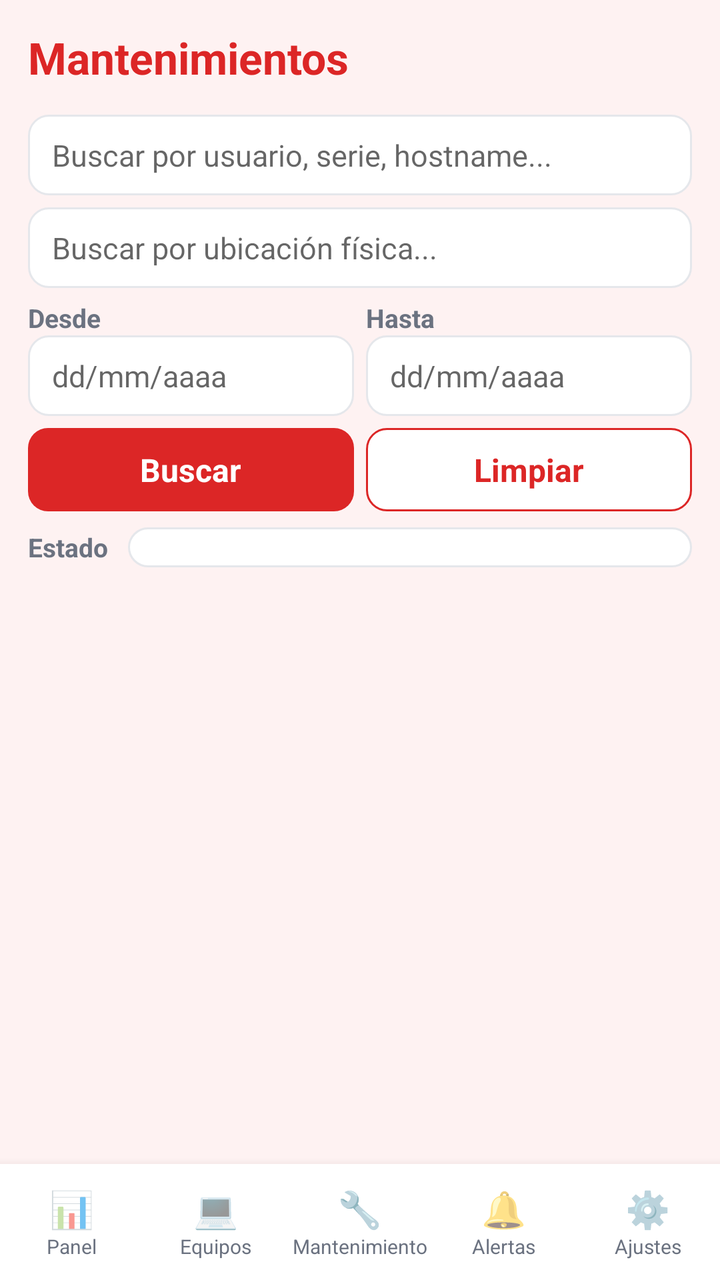
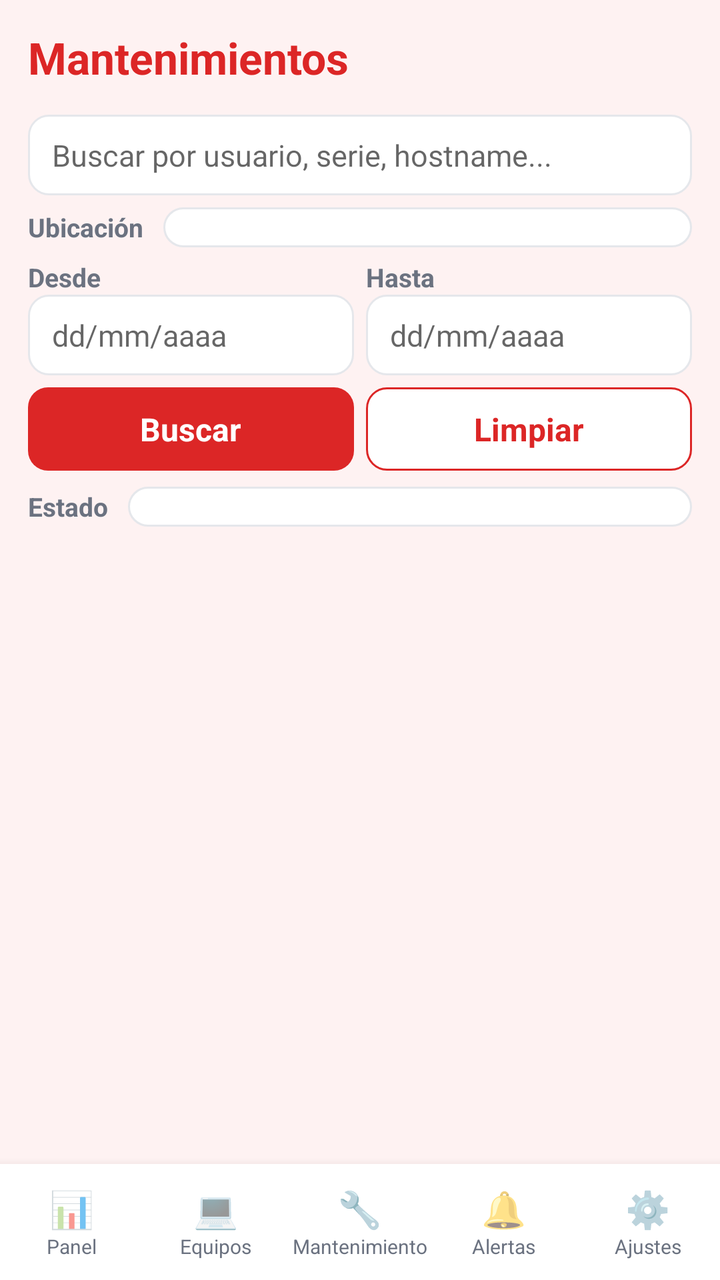

Compare the two renders of this Android layout. The source of the first and the diff that turns it into the second are given below.
<!-- AndroidManifest.xml: application theme AppTheme -->
<!-- res/layout/activity_mantenimientos.xml -->
<?xml version="1.0" encoding="utf-8"?>
<LinearLayout xmlns:android="http://schemas.android.com/apk/res/android"
    android:layout_width="match_parent"
    android:layout_height="match_parent"
    android:orientation="vertical"
    android:fitsSystemWindows="true"
    android:background="@color/bg">

    <LinearLayout
        android:layout_width="match_parent"
        android:layout_height="wrap_content"
        android:orientation="horizontal"
        android:gravity="center_vertical"
        android:padding="14dp">

        <TextView
            android:layout_width="0dp"
            android:layout_height="wrap_content"
            android:layout_weight="1"
            style="@style/Title"
            android:text="Mantenimientos" />
    </LinearLayout>

    <EditText
        android:id="@+id/searchMant"
        style="@style/Input"
        android:layout_marginLeft="14dp"
        android:layout_marginRight="14dp"
        android:layout_marginBottom="6dp"
        android:hint="Buscar por usuario, serie, hostname..."
        android:singleLine="true"
        android:imeOptions="actionSearch" />

    <EditText
        android:id="@+id/filterUbicacion"
        style="@style/Input"
        android:layout_marginLeft="14dp"
        android:layout_marginRight="14dp"
        android:layout_marginBottom="6dp"
        android:hint="Buscar por ubicación física..."
        android:singleLine="true"
        android:imeOptions="actionSearch" />

    <LinearLayout
        android:layout_width="match_parent"
        android:layout_height="wrap_content"
        android:orientation="horizontal"
        android:paddingLeft="14dp"
        android:paddingRight="14dp"
        android:paddingBottom="6dp">

        <LinearLayout
            android:layout_width="0dp"
            android:layout_height="wrap_content"
            android:layout_weight="1"
            android:layout_marginRight="6dp"
            android:orientation="vertical">

            <TextView
                android:layout_width="wrap_content"
                android:layout_height="wrap_content"
                style="@style/Label"
                android:text="Desde" />

            <EditText
                android:id="@+id/filterDesde"
                style="@style/Input"
                android:hint="dd/mm/aaaa" />
        </LinearLayout>

        <LinearLayout
            android:layout_width="0dp"
            android:layout_height="wrap_content"
            android:layout_weight="1"
            android:orientation="vertical">

            <TextView
                android:layout_width="wrap_content"
                android:layout_height="wrap_content"
                style="@style/Label"
                android:text="Hasta" />

            <EditText
                android:id="@+id/filterHasta"
                style="@style/Input"
                android:hint="dd/mm/aaaa" />
        </LinearLayout>
    </LinearLayout>

    <LinearLayout
        android:layout_width="match_parent"
        android:layout_height="wrap_content"
        android:orientation="horizontal"
        android:paddingLeft="14dp"
        android:paddingRight="14dp"
        android:paddingBottom="8dp">

        <Button
            android:id="@+id/btnBuscarMant"
            style="@style/BtnPrimary"
            android:layout_width="0dp"
            android:layout_height="wrap_content"
            android:layout_weight="1"
            android:layout_marginRight="6dp"
            android:text="Buscar" />

        <Button
            android:id="@+id/btnLimpiarMant"
            style="@style/BtnOutline"
            android:layout_width="0dp"
            android:layout_height="wrap_content"
            android:layout_weight="1"
            android:text="Limpiar" />
    </LinearLayout>

    <LinearLayout
        android:layout_width="match_parent"
        android:layout_height="wrap_content"
        android:orientation="horizontal"
        android:gravity="center_vertical"
        android:paddingLeft="14dp"
        android:paddingRight="14dp"
        android:paddingBottom="8dp">

        <TextView
            android:layout_width="wrap_content"
            android:layout_height="wrap_content"
            style="@style/Label"
            android:text="Estado" />

        <Spinner
            android:id="@+id/filterEstado"
            style="@style/Input"
            android:layout_width="0dp"
            android:layout_weight="1"
            android:layout_marginLeft="10dp" />
    </LinearLayout>

    <ListView
        android:id="@+id/listaMantenimientos"
        android:layout_width="match_parent"
        android:layout_height="0dp"
        android:layout_weight="1"
        android:divider="@null"
        android:dividerHeight="0dp" />

    <TextView
        android:id="@+id/emptyMantenimientos"
        android:layout_width="match_parent"
        android:layout_height="wrap_content"
        android:gravity="center"
        android:padding="30dp"
        android:text="No hay mantenimientos registrados."
        android:textColor="@color/text_secondary"
        android:textSize="14sp"
        android:visibility="gone" />

    <include layout="@layout/nav_bottom" />
</LinearLayout>
<!-- res/layout/nav_bottom.xml (included above) -->
<?xml version="1.0" encoding="utf-8"?>
<LinearLayout xmlns:android="http://schemas.android.com/apk/res/android"
    android:id="@+id/bottomNav"
    android:layout_width="match_parent"
    android:layout_height="wrap_content"
    android:orientation="horizontal"
    android:background="@color/card"
    android:elevation="8dp"
    android:paddingTop="6dp"
    android:paddingBottom="6dp">

    <LinearLayout
        android:id="@+id/navPanel"
        android:layout_width="0dp"
        android:layout_height="wrap_content"
        android:layout_weight="1"
        android:gravity="center"
        android:orientation="vertical"
        android:paddingTop="4dp"
        android:paddingBottom="4dp">

        <TextView
            android:layout_width="wrap_content"
            android:layout_height="wrap_content"
            android:text="📊"
            android:textSize="18sp" />

        <TextView
            android:layout_width="wrap_content"
            android:layout_height="wrap_content"
            android:text="Panel"
            android:textSize="10sp"
            android:textColor="@color/text_secondary" />
    </LinearLayout>

    <LinearLayout
        android:id="@+id/navEquipos"
        android:layout_width="0dp"
        android:layout_height="wrap_content"
        android:layout_weight="1"
        android:gravity="center"
        android:orientation="vertical"
        android:paddingTop="4dp"
        android:paddingBottom="4dp">

        <TextView
            android:layout_width="wrap_content"
            android:layout_height="wrap_content"
            android:text="💻"
            android:textSize="18sp" />

        <TextView
            android:layout_width="wrap_content"
            android:layout_height="wrap_content"
            android:text="Equipos"
            android:textSize="10sp"
            android:textColor="@color/text_secondary" />
    </LinearLayout>

    <LinearLayout
        android:id="@+id/navMantenimientos"
        android:layout_width="0dp"
        android:layout_height="wrap_content"
        android:layout_weight="1"
        android:gravity="center"
        android:orientation="vertical"
        android:paddingTop="4dp"
        android:paddingBottom="4dp">

        <TextView
            android:layout_width="wrap_content"
            android:layout_height="wrap_content"
            android:text="🔧"
            android:textSize="18sp" />

        <TextView
            android:layout_width="wrap_content"
            android:layout_height="wrap_content"
            android:text="Mantenimiento"
            android:textSize="10sp"
            android:textColor="@color/text_secondary" />
    </LinearLayout>

    <LinearLayout
        android:id="@+id/navAlertas"
        android:layout_width="0dp"
        android:layout_height="wrap_content"
        android:layout_weight="1"
        android:gravity="center"
        android:orientation="vertical"
        android:paddingTop="4dp"
        android:paddingBottom="4dp">

        <TextView
            android:layout_width="wrap_content"
            android:layout_height="wrap_content"
            android:text="🔔"
            android:textSize="18sp" />

        <TextView
            android:layout_width="wrap_content"
            android:layout_height="wrap_content"
            android:text="Alertas"
            android:textSize="10sp"
            android:textColor="@color/text_secondary" />
    </LinearLayout>

    <LinearLayout
        android:id="@+id/navConfig"
        android:layout_width="0dp"
        android:layout_height="wrap_content"
        android:layout_weight="1"
        android:gravity="center"
        android:orientation="vertical"
        android:paddingTop="4dp"
        android:paddingBottom="4dp">

        <TextView
            android:layout_width="wrap_content"
            android:layout_height="wrap_content"
            android:text="⚙️"
            android:textSize="18sp" />

        <TextView
            android:layout_width="wrap_content"
            android:layout_height="wrap_content"
            android:text="Ajustes"
            android:textSize="10sp"
            android:textColor="@color/text_secondary" />
    </LinearLayout>
</LinearLayout>
<!-- resources referenced by this layout -->
<resources>
  <color name="bg">#FEF2F2</color>
  <color name="card">#FFFFFF</color>
  <color name="text_secondary">#6B7280</color>
  <style name="BtnOutline" parent="android:Widget.Button">
          <item name="android:background">@drawable/bg_button_outline</item>
          <item name="android:textColor">@color/primary</item>
          <item name="android:textSize">16sp</item>
          <item name="android:textStyle">bold</item>
          <item name="android:textAllCaps">false</item>
          <item name="android:paddingLeft">18dp</item>
          <item name="android:paddingRight">18dp</item>
          <item name="android:paddingTop">10dp</item>
          <item name="android:paddingBottom">10dp</item>
      </style>
  <style name="BtnPrimary" parent="android:Widget.Button">
          <item name="android:background">@drawable/bg_button_primary</item>
          <item name="android:textColor">#FFFFFF</item>
          <item name="android:textSize">16sp</item>
          <item name="android:textStyle">bold</item>
          <item name="android:textAllCaps">false</item>
          <item name="android:paddingLeft">18dp</item>
          <item name="android:paddingRight">18dp</item>
          <item name="android:paddingTop">10dp</item>
          <item name="android:paddingBottom">10dp</item>
      </style>
  <style name="Input">
          <item name="android:background">@drawable/bg_input</item>
          <item name="android:paddingLeft">12dp</item>
          <item name="android:paddingRight">12dp</item>
          <item name="android:paddingTop">10dp</item>
          <item name="android:paddingBottom">10dp</item>
          <item name="android:textSize">15sp</item>
          <item name="android:textColor">@color/text_primary</item>
          <item name="android:layout_width">match_parent</item>
          <item name="android:layout_height">wrap_content</item>
      </style>
  <style name="Label">
          <item name="android:textSize">13sp</item>
          <item name="android:textStyle">bold</item>
          <item name="android:textColor">@color/text_secondary</item>
      </style>
  <style name="Title">
          <item name="android:textSize">22sp</item>
          <item name="android:textStyle">bold</item>
          <item name="android:textColor">@color/primary</item>
      </style>
  <style name="AppTheme" parent="android:Theme.Material.Light.NoActionBar">
          <item name="android:statusBarColor">@color/primary</item>
          <item name="android:navigationBarColor">@color/primary</item>
          <item name="android:windowBackground">@color/bg</item>
          <item name="android:colorAccent">@color/primary</item>
          <item name="android:forceDarkAllowed">false</item>
          <item name="android:windowOptOutEdgeToEdgeEnforcement">true</item>
          <item name="android:windowLayoutInDisplayCutoutMode">shortEdges</item>
      </style>
  <color name="primary">#DC2626</color>
  <!-- drawable bg_button_primary (drawable) -->
  <?xml version="1.0" encoding="utf-8"?>
  <selector xmlns:android="http://schemas.android.com/apk/res/android">
      <item android:state_pressed="true">
          <shape android:shape="rectangle">
              <solid android:color="@color/primary_dark" />
              <corners android:radius="10dp" />
          </shape>
      </item>
      <item>
          <shape android:shape="rectangle">
              <solid android:color="@color/primary" />
              <corners android:radius="10dp" />
          </shape>
      </item>
  </selector>
  <color name="text_primary">#4A1D1D</color>
  <color name="primary_light">#FEE2E2</color>
  <color name="primary_dark">#B91C1C</color>
  <color name="border">#E5E7EB</color>
</resources>

<!-- the commit's change to res/layout/activity_mantenimientos.xml (unified diff, before → after) -->
@@ -31,15 +31,28 @@
         android:singleLine="true"
         android:imeOptions="actionSearch" />
 
-    <EditText
-        android:id="@+id/filterUbicacion"
-        style="@style/Input"
-        android:layout_marginLeft="14dp"
-        android:layout_marginRight="14dp"
-        android:layout_marginBottom="6dp"
-        android:hint="Buscar por ubicación física..."
-        android:singleLine="true"
-        android:imeOptions="actionSearch" />
+    <LinearLayout
+        android:layout_width="match_parent"
+        android:layout_height="wrap_content"
+        android:orientation="horizontal"
+        android:gravity="center_vertical"
+        android:paddingLeft="14dp"
+        android:paddingRight="14dp"
+        android:paddingBottom="6dp">
+
+        <TextView
+            android:layout_width="wrap_content"
+            android:layout_height="wrap_content"
+            style="@style/Label"
+            android:text="Ubicación" />
+
+        <Spinner
+            android:id="@+id/filterUbicacion"
+            style="@style/Input"
+            android:layout_width="0dp"
+            android:layout_weight="1"
+            android:layout_marginLeft="10dp" />
+    </LinearLayout>
 
     <LinearLayout
         android:layout_width="match_parent"
